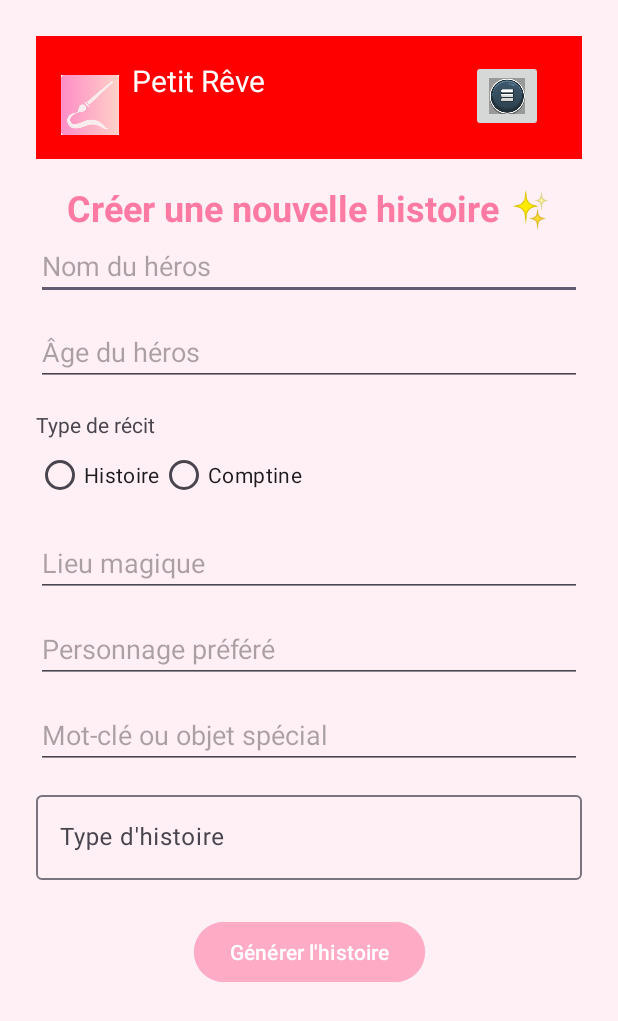
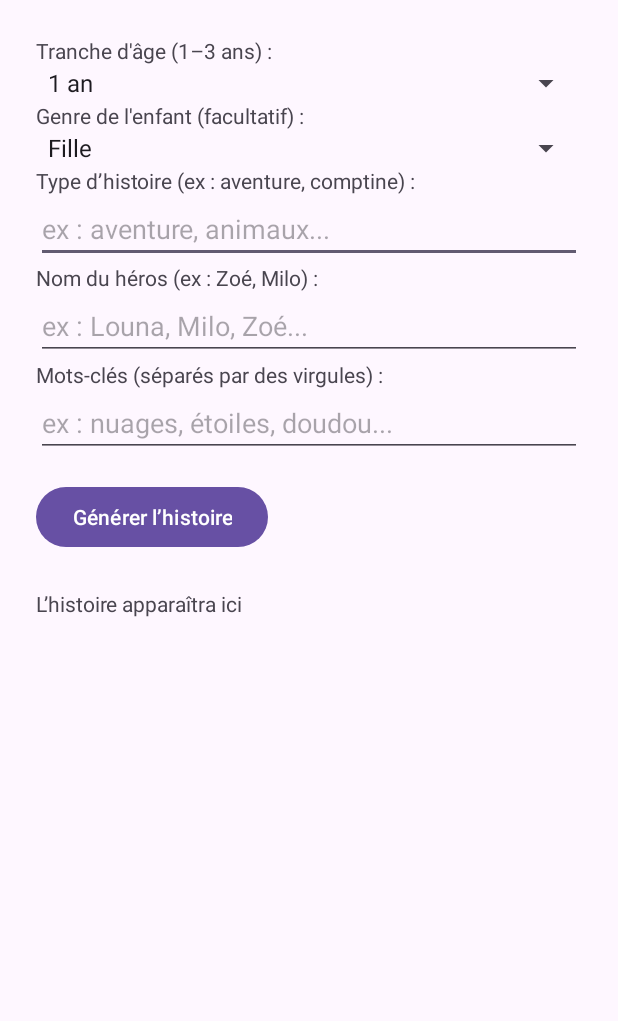
Before and after one commit to mvnu6/Petit_Reve, an Android app: the screen it shows after launch (FormActivity before the commit, OpenAiActivity after it), after a tap on "Générer l'histoire", on a phone screen of 412 x 824 dp. Shown: the top 1021 px of the screen. Run offline under Robolectric (Android 15) with nearby library versions, the phone set to English and light mode, and no system bars; libraries missing offline, so code that uses them is left out: com.openai.client, com.openai.models.

Commit message:
Ajout de l'ia dans la génération d'histoire

```diff
--- a/app/src/main/AndroidManifest.xml
+++ b/app/src/main/AndroidManifest.xml
@@ -1,6 +1,7 @@
 <?xml version="1.0" encoding="utf-8"?>
 <manifest xmlns:android="http://schemas.android.com/apk/res/android"
     xmlns:tools="http://schemas.android.com/tools">
+    <uses-permission android:name="android.permission.INTERNET" />
 
     <application
         android:allowBackup="true"
@@ -12,6 +13,8 @@
         android:supportsRtl="true"
         android:theme="@style/Theme.Petit_reve"
         tools:targetApi="31">
+
+        <activity android:name=".OpenAiActivity" />
         <activity
             android:name=".MainActivity"
             android:exported="true">
@@ -21,6 +24,7 @@
                 <category android:name="android.intent.category.LAUNCHER" />
             </intent-filter>
         </activity>
+
 
         <activity
             android:name=".FormActivity"
--- a/app/src/main/java/com/example/petit_reve/MainActivity.java
+++ b/app/src/main/java/com/example/petit_reve/MainActivity.java
@@ -38,7 +38,7 @@ public class MainActivity extends AppCompatActivity {
             @Override
             public void onClick(View v) {
                 // Créer un Intent pour naviguer vers FormActivity
-                Intent intent = new Intent(MainActivity.this, FormActivity.class);
+                Intent intent = new Intent(MainActivity.this, OpenAiActivity.class);
                 startActivity(intent); // Démarrer FormActivity
             }
         });
@@ -51,30 +51,8 @@ public class MainActivity extends AppCompatActivity {
             Intent intent = new Intent(MainActivity.this, StoryActivity.class);
             startActivity(intent); // Démarrer l'activité StoryActivity
         });
-
-// Récupérer l'ImageButton
+        // Configurer le bouton du menu
         ImageButton menuButton = findViewById(R.id.menuButton);
-
-        // Configurer l'action du bouton pour afficher le PopupMenu
-        menuButton.setOnClickListener(v -> {
-            // Créer un PopupMenu
-            PopupMenu popupMenu = new PopupMenu(MainActivity.this, menuButton);
-
-            // Ajouter des éléments de menu directement dans le code
-            popupMenu.getMenu().add("activer le son");
-            popupMenu.getMenu().add("désactiver le son ");
-
-
-            // Définir un listener pour les éléments du menu
-            popupMenu.setOnMenuItemClickListener(item -> {
-                // Utiliser le texte de l'élément pour déterminer l'option choisie
-                String selectedOption = item.getTitle().toString();
-                Toast.makeText(MainActivity.this, selectedOption + " sélectionnée", Toast.LENGTH_SHORT).show();
-                return true;
-            });
-
-            // Afficher le menu
-            popupMenu.show();
-        });
+        menuButton.setOnClickListener(v -> MenuActivity.showMenu(MainActivity.this, v));
     }
 }
--- /dev/null
+++ b/app/src/main/java/com/example/petit_reve/OpenAiActivity.java
@@ -0,0 +1,127 @@
+package com.example.petit_reve;
+
+import android.os.Bundle;
+import android.view.View;
+import android.widget.Button;
+import android.widget.EditText;
+import android.widget.ProgressBar;
+import android.widget.TextView;
+import androidx.appcompat.app.AppCompatActivity;
+import android.widget.Spinner;
+import android.widget.ArrayAdapter;
+
+public class OpenAiActivity extends AppCompatActivity {
+
+
+    private OpenAiService aiService = new OpenAiService();
+
+    @Override
+    protected void onCreate(Bundle savedInstanceState) {
+        super.onCreate(savedInstanceState);
+        setContentView(R.layout.activity_openai);
+
+        Spinner ageSpinner = findViewById(R.id.ageSpinner);
+        ArrayAdapter<CharSequence> adapter = ArrayAdapter.createFromResource(
+                this,
+                R.array.age_ranges,
+                android.R.layout.simple_spinner_item
+        );
+
+        Spinner genderSpinner = findViewById(R.id.genderSpinner);
+        ArrayAdapter<CharSequence> genderAdapter = ArrayAdapter.createFromResource(
+                this,
+                R.array.gender_options, // Ajoute cette array dans `strings.xml`
+                android.R.layout.simple_spinner_item
+        );
+
+        genderAdapter.setDropDownViewResource(android.R.layout.simple_spinner_dropdown_item);
+        genderSpinner.setAdapter(genderAdapter);
+        genderAdapter.setDropDownViewResource(android.R.layout.simple_spinner_dropdown_item);
+        genderSpinner.setAdapter(genderAdapter);
+        adapter.setDropDownViewResource(android.R.layout.simple_spinner_dropdown_item);
+        ageSpinner.setAdapter(adapter);
+        EditText typeInput = findViewById(R.id.typeInput);
+        EditText nameInput = findViewById(R.id.nameInput);
+        EditText keywordsInput = findViewById(R.id.keywordsInput);
+        Button sendBtn = findViewById(R.id.sendBtn);
+        TextView responseText = findViewById(R.id.responseText);
+        ProgressBar loadingSpinner = findViewById(R.id.loadingSpinner);
+
+
+
+        sendBtn.setOnClickListener(v -> {
+            String age = ageSpinner.getSelectedItem().toString();
+            String type = typeInput.getText().toString();
+            String name = nameInput.getText().toString();
+            String gender = genderSpinner.getSelectedItem().toString();
+            String keywords = keywordsInput.getText().toString();
+
+            String prompt = "Tu es un conteur spécialisé dans les histoires pour les tout-petits (âgés de 1 à 3 ans). Ton rôle est de **créer une histoire personnalisée**, douce et imagée, à partir des informations ci-dessous.\n" +
+                    "\n" +
+                    "Cette histoire est destinée à être lue ou écoutée par un très jeune enfant : elle doit être **simple, rassurante, tendre et remplie d’imaginaire**. Le ton est toujours **joyeux, bienveillant, avec une touche de magie**.\n" +
+                    "\n" +
+                    "**Contrainte importante** : l'histoire doit être composée de **3 à 4 paragraphes de longueur moyenne**, avec un langage accessible pour un tout-petit.\n" +
+                    "\n" +
+                    "Utilise des répétitions douces, des images tendres (nuages, étoiles, animaux, objets vivants), et évite toute complexité.\n" +
+                    "\n" +
+                    "Voici les informations fournies par l'utilisateur :\n" +
+                    "\n" +
+                    "- 🧒 **Nom du héros :** " + name + "\n" +
+                    "- 🎂 **Âge de l'enfant :** " + age + "\n" +
+                    "- 💬 **Type de récit :** " + type + "\n" +
+                    "-    **genre de l'enfant:**" + gender +"\n" +
+                    "- 🌍 **Lieu magique :** forêt enchantée (par défaut)\n" +
+                    "- 🧸 **Personnage préféré :** petit chat (par défaut)\n" +
+                    "- 🌟 **Mot-clé ou objet spécial :** " + keywords + "\n" +
+                    "\n" +
+                    "---\n" +
+                    "\n" +
+                    "🔊 **Consignes supplémentaires :**\n" +
+                    "\n" +
+                    "- Commence par une introduction tendre et immersive.\n" +
+                    "- Développe une aventure simple mais poétique, adaptée à un jeune enfant.\n" +
+                    "- Termine par une conclusion douce, qui rassure et invite au sommeil ou au rêve.\n" +
+                    "- Adopte un ton pastel et rêveur à l’image de l’univers de l’application **Petit Rêve**.\n" +
+                    "\n" +
+                    "---\n" +
+                    "\n" +
+                    "✨ **Format de la réponse attendu :**\n" +
+                    "\n" +
+                    "Titre : {un titre doux, imagé et adapté aux enfants}\n" +
+                    "\n" +
+                    "Paragraphe 1 – Introduction tendre : présentation du héros et du décor magique.\n" +
+                    "Paragraphe 2 – Début de la petite aventure : un événement calme mais merveilleux.\n" +
+                    "Paragraphe 3 – Suite et fin de l’aventure, avec une touche de poésie et de magie.\n" +
+                    "Paragraphe 4 (facultatif) – Conclusion très douce, qui invite au calme ou au sommeil.\n" +
+                    "\n" +
+                    "**Attention** : Si certaines réponses sont inappropriées, incomplètes ou non adaptées à un très jeune public (1 à 3 ans), **ignore-les** ou **remplace-les automatiquement** par des éléments neutres, bienveillants et adaptés.\n" +
+                    "\n" +
+                    "Tu dois TOUJOURS produire une **histoire douce, calme et rassurante**, adaptée aux enfants en crèche.";
+
+
+            sendBtn.setEnabled(false); // désactive le bouton
+            loadingSpinner.setVisibility(View.VISIBLE); // affiche la roue de chargement
+
+            new Thread(() -> {
+                try {
+                    System.out.println("🟢 Envoi de la requête à OpenAI...");
+                    String response = aiService.getResponse(prompt);
+                    runOnUiThread(() -> {
+                        responseText.setText(response);
+                        sendBtn.setEnabled(true);
+                        loadingSpinner.setVisibility(View.GONE);
+                        System.out.println("✅ Réponse reçue !");
+                    });
+                } catch (Exception e) {
+                    runOnUiThread(() -> {
+                        responseText.setText("Erreur : " + e.getMessage());
+                        sendBtn.setEnabled(true);
+                        loadingSpinner.setVisibility(View.GONE);
+                        System.out.println("❌ Erreur : " + e.getMessage());
+                    });
+                    e.printStackTrace();
+                }
+            }).start();
+        });
+    }
+}
--- /dev/null
+++ b/app/src/main/res/layout/activity_openai.xml
@@ -0,0 +1,95 @@
+<?xml version="1.0" encoding="utf-8"?>
+<ScrollView xmlns:android="http://schemas.android.com/apk/res/android"
+    android:layout_width="match_parent"
+    android:layout_height="match_parent">
+
+    <LinearLayout
+        android:orientation="vertical"
+        android:padding="24dp"
+        android:layout_width="match_parent"
+        android:layout_height="wrap_content">
+
+        <!-- Tranche d'âge -->
+        <TextView
+            android:layout_width="match_parent"
+            android:layout_height="wrap_content"
+            android:text="Tranche d'âge (1–3 ans) :" />
+
+        <Spinner
+            android:id="@+id/ageSpinner"
+            android:layout_width="match_parent"
+            android:layout_height="wrap_content" />
+
+        <!-- Genre de l'enfant -->
+        <TextView
+            android:layout_width="match_parent"
+            android:layout_height="wrap_content"
+            android:text="Genre de l'enfant (facultatif) :" />
+
+        <Spinner
+            android:id="@+id/genderSpinner"
+            android:layout_width="match_parent"
+            android:layout_height="wrap_content" />
+
+        <!-- Type d’histoire -->
+        <TextView
+            android:layout_width="match_parent"
+            android:layout_height="wrap_content"
+            android:text="Type d’histoire (ex : aventure, comptine) :" />
+
+        <EditText
+            android:id="@+id/typeInput"
+            android:hint="ex : aventure, animaux..."
+            android:layout_width="match_parent"
+            android:layout_height="wrap_content" />
+
+        <!-- Nom du personnage principal -->
+        <TextView
+            android:layout_width="match_parent"
+            android:layout_height="wrap_content"
+            android:text="Nom du héros (ex : Zoé, Milo) :" />
+
+        <EditText
+            android:id="@+id/nameInput"
+            android:hint="ex : Louna, Milo, Zoé..."
+            android:layout_width="match_parent"
+            android:layout_height="wrap_content" />
+
+        <!-- Mots-clés -->
+        <TextView
+            android:layout_width="match_parent"
+            android:layout_height="wrap_content"
+            android:text="Mots-clés (séparés par des virgules) :" />
+
+        <EditText
+            android:id="@+id/keywordsInput"
+            android:hint="ex : nuages, étoiles, doudou..."
+            android:layout_width="match_parent"
+            android:layout_height="wrap_content" />
+
+        <!-- Bouton pour générer l'histoire -->
+        <Button
+            android:id="@+id/sendBtn"
+            android:text="Générer l’histoire"
+            android:layout_marginTop="16dp"
+            android:layout_width="wrap_content"
+            android:layout_height="wrap_content" />
+
+        <!-- Spinner de chargement -->
+        <ProgressBar
+            android:id="@+id/loadingSpinner"
+            android:layout_width="wrap_content"
+            android:layout_height="wrap_content"
+            android:visibility="gone"
+            android:layout_gravity="center_horizontal"
+            style="?android:attr/progressBarStyle" />
+
+        <!-- Affichage de l'histoire générée -->
+        <TextView
+            android:id="@+id/responseText"
+            android:layout_width="match_parent"
+            android:layout_height="wrap_content"
+            android:text="L’histoire apparaîtra ici"
+            android:paddingTop="24dp" />
+    </LinearLayout>
+</ScrollView>
--- a/app/src/main/res/values/strings.xml
+++ b/app/src/main/res/values/strings.xml
@@ -1,3 +1,18 @@
 <resources>
     <string name="app_name">petit_reve</string>
+    <string name="ex_3_ans">ex: 3 ans</string>
+    <string name="tranche_d_ge">Tranche d\'âge :</string>
+    <string name="type_d_histoire">Type d’histoire :</string>
+    <string name="ex_aventure_animaux">ex: aventure, animaux...</string>
+    <string name="ex_l_a_l_o">ex: Léa, Léo...</string>
+    <string-array name="age_ranges">
+        <item>1 an</item>
+        <item>2 ans</item>
+        <item>3 ans</item>
+    </string-array>
+    <string-array name="gender_options">
+        <item>Fille</item>
+        <item>Garçon</item>
+        <item>Autre</item>
+    </string-array>
 </resources>
```
Also changed, not shown: app/build.gradle.kts (+21 -1 lines), app/src/main/java/com/example/petit_reve/MenuActivity.java (added, +81 -0 lines), app/src/main/java/com/example/petit_reve/OpenAiService.java (added, +24 -0 lines), app/src/main/java/com/example/petit_reve/StoryActivity.java (+11 -0 lines).
